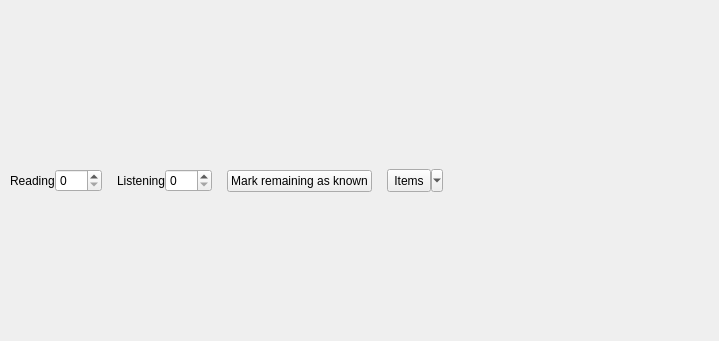
t123/ReadingTool.Python, file qtdesigner/reader.ui: the form before one commit; both pictures show x 0 to 719 and y 0 to 341 of the 719 by 532 pixel window.
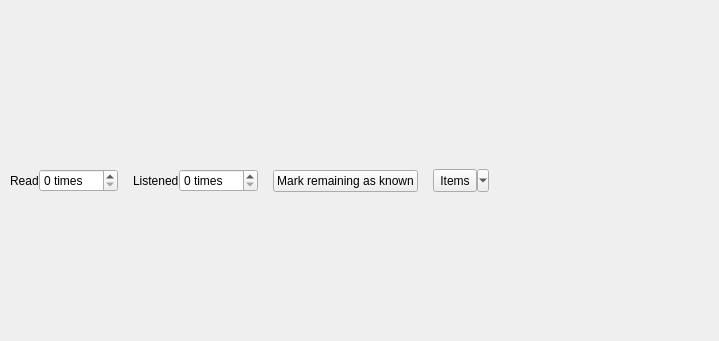
The form after the commit.

Commit message: Implement read/listen log

```diff
--- a/qtdesigner/reader.ui
+++ b/qtdesigner/reader.ui
@@ -67,12 +67,15 @@
        <item>
         <widget class="QLabel" name="label">
          <property name="text">
-          <string>Reading</string>
+          <string>Read</string>
          </property>
         </widget>
        </item>
        <item>
         <widget class="QSpinBox" name="spReading">
+         <property name="suffix">
+          <string> times</string>
+         </property>
          <property name="maximum">
           <number>999</number>
          </property>
@@ -88,12 +91,15 @@
        <item>
         <widget class="QLabel" name="label_2">
          <property name="text">
-          <string>Listening</string>
+          <string>Listened</string>
          </property>
         </widget>
        </item>
        <item>
         <widget class="QSpinBox" name="spListening">
+         <property name="suffix">
+          <string> times</string>
+         </property>
          <property name="maximum">
           <number>999</number>
          </property>
```
The commit also changes 2 other files.
